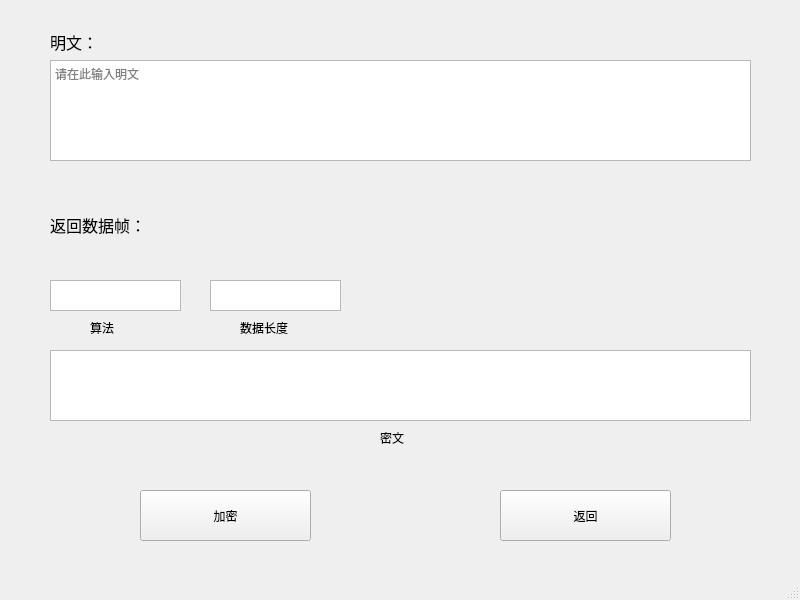
This is SM2En.ui in xianmie/SM2-4-uppercomputer-UI as Qt 5 draws it before an edit. The edited form follows.
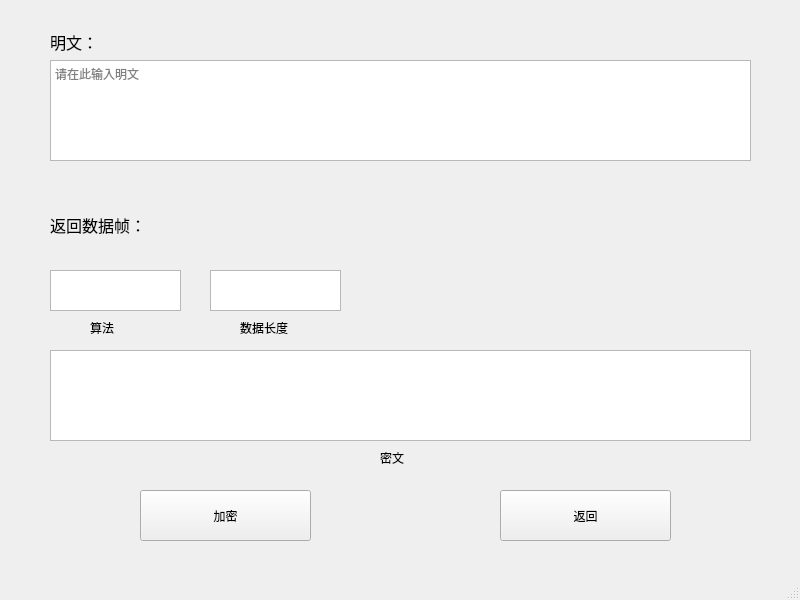
This is the edited form.

```diff
--- a/SM2En.ui
+++ b/SM2En.ui
@@ -85,7 +85,7 @@
       <x>50</x>
       <y>350</y>
       <width>701</width>
-      <height>71</height>
+      <height>91</height>
      </rect>
     </property>
    </widget>
@@ -93,9 +93,9 @@
     <property name="geometry">
      <rect>
       <x>210</x>
-      <y>280</y>
+      <y>270</y>
       <width>131</width>
-      <height>31</height>
+      <height>41</height>
      </rect>
     </property>
    </widget>
@@ -103,9 +103,9 @@
     <property name="geometry">
      <rect>
       <x>50</x>
-      <y>280</y>
+      <y>270</y>
       <width>131</width>
-      <height>31</height>
+      <height>41</height>
      </rect>
     </property>
    </widget>
@@ -126,7 +126,7 @@
     <property name="geometry">
      <rect>
       <x>380</x>
-      <y>430</y>
+      <y>450</y>
       <width>91</width>
       <height>16</height>
      </rect>
```
